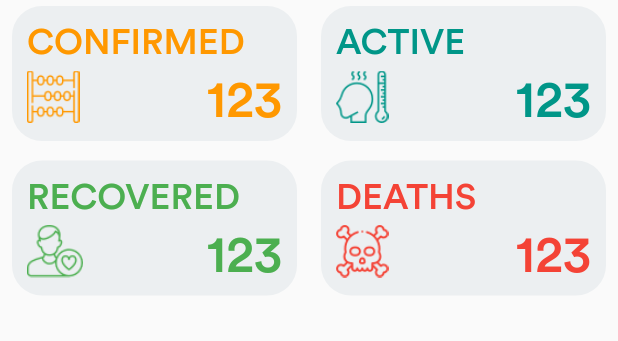
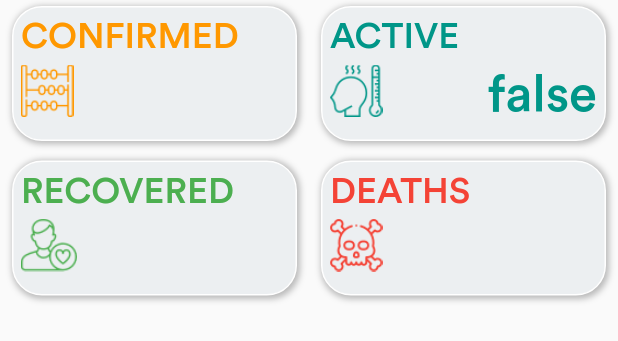
Before and after one commit to AbhishekMaira10/COVID-19-Tracker, a Flutter app: the WorldwidePanel widget shown alone on an empty page, opened directly with empty values, on a phone screen of 412 x 824 dp. Shown: the top 341 px of the screen. Run offline on Flutter 3.47's test engine with Material 2 defaults, Android fonts, the phone set to English and light mode, and no system bars; our stand-ins replace flutter_svg; network calls fail.

```diff
--- a/lib/pages/home_page.dart
+++ b/lib/pages/home_page.dart
@@ -58,7 +58,7 @@ class _HomePageState extends State<HomePage> {
             ),
             Padding(
               padding:
-                  const EdgeInsets.symmetric(horizontal: 10),
+                  const EdgeInsets.symmetric(vertical: 10.0, horizontal: 10),
               child: Row(
                 mainAxisAlignment: MainAxisAlignment.spaceBetween,
                 children: <Widget>[
--- a/lib/panels/worldwide_panel.dart
+++ b/lib/panels/worldwide_panel.dart
@@ -20,25 +20,25 @@ class WorldwidePanel extends StatelessWidget {
             title: 'CONFIRMED',
             assetName: 'assets/images/count.png',
             color: Colors.orange,
-            count: '123',
+            count: worldData['cases'].toString(),
           ),
           BuildChild(
             title: 'ACTIVE',
             assetName: 'assets/images/fever.png',
             color: Colors.teal,
-            count: '123',
+            count: worldData['active'].toString(),
           ),
           BuildChild(
             title: 'RECOVERED',
             assetName: 'assets/images/patient.png',
             color: Colors.green,
-            count: '123',
+            count: worldData['recovered'].toString(),
           ),
           BuildChild(
             title: 'DEATHS',
             assetName: 'assets/images/death.png',
             color: Colors.red,
-            count: '123',
+            count: worldData['deaths'].toString(),
           ),
         ],
       ),
@@ -66,12 +66,22 @@ class BuildChild extends StatelessWidget {
       padding: const EdgeInsets.symmetric(horizontal: 8.0, vertical: 4.0),
       child: Container(
         margin: EdgeInsets.only(bottom: 5),
-        padding: EdgeInsets.all(10),
+        padding: EdgeInsets.all(5),
         height: 90,
-        width: 190,
+        width: 300,
         decoration: BoxDecoration(
-            borderRadius: BorderRadius.all(Radius.circular(20)),
-            color: Colors.blueGrey[50]),
+          borderRadius: BorderRadius.all(Radius.circular(20)),
+          color: Colors.blueGrey[50],
+          border: Border.all(color: Colors.white),
+          boxShadow: [
+            BoxShadow(
+              color: Colors.black26,
+              offset: Offset(1, 1),
+              spreadRadius: 1,
+              blurRadius: 3,
+            )
+          ],
+        ),
         child: Column(
           crossAxisAlignment: CrossAxisAlignment.start,
           children: <Widget>[
```
